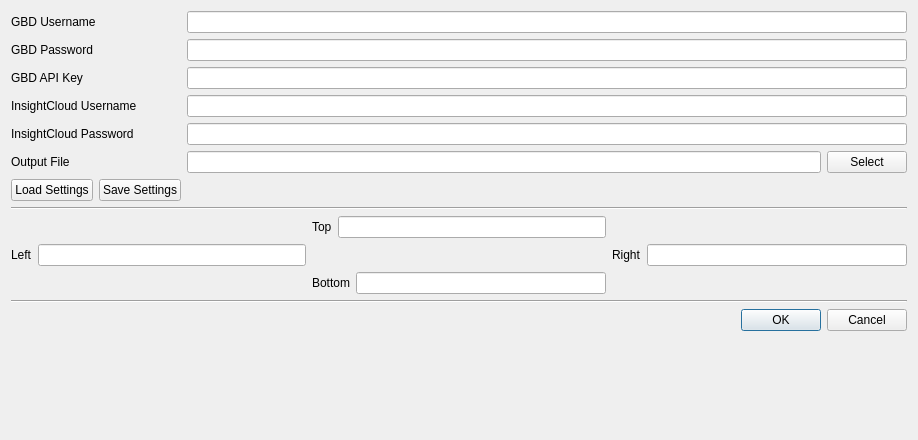
The window that InfoCube/Ui_InfoCube.ui (nagyistge/DGConnect) describes before a commit, drawn with Qt 5.
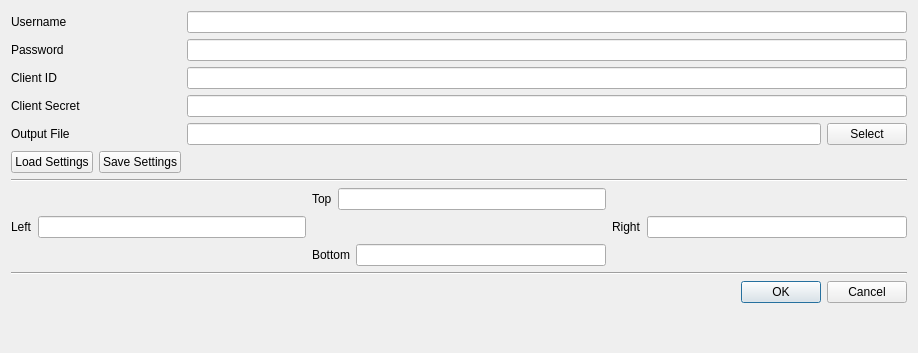
The same window after the commit.

The edit to the form file:
```diff
--- a/InfoCube/Ui_InfoCube.ui
+++ b/InfoCube/Ui_InfoCube.ui
@@ -7,7 +7,7 @@
     <x>0</x>
     <y>0</y>
     <width>918</width>
-    <height>440</height>
+    <height>353</height>
    </rect>
   </property>
   <property name="windowTitle">
@@ -20,7 +20,7 @@
    <item row="0" column="0">
     <widget class="QLabel" name="gbd_username_label">
      <property name="text">
-      <string>GBD Username</string>
+      <string>Username</string>
      </property>
      <property name="buddy">
       <cstring>gbd_username</cstring>
@@ -33,7 +33,7 @@
    <item row="1" column="0">
     <widget class="QLabel" name="gbd_password_label">
      <property name="text">
-      <string>GBD Password</string>
+      <string>Password</string>
      </property>
      <property name="buddy">
       <cstring>gbd_password</cstring>
@@ -50,7 +50,7 @@
    <item row="2" column="0">
     <widget class="QLabel" name="gbd_api_key_label">
      <property name="text">
-      <string>GBD API Key</string>
+      <string>Client ID</string>
      </property>
      <property name="buddy">
       <cstring>gbd_api_key</cstring>
@@ -67,7 +67,7 @@
    <item row="3" column="0">
     <widget class="QLabel" name="insightcloud_username_label">
      <property name="text">
-      <string>InsightCloud Username</string>
+      <string>Client Secret</string>
      </property>
      <property name="buddy">
       <cstring>insightcloud_username</cstring>
@@ -75,36 +75,13 @@
     </widget>
    </item>
    <item row="3" column="1">
-    <widget class="QLineEdit" name="insightcloud_username"/>
-   </item>
-   <item row="4" column="0">
-    <widget class="QLabel" name="insightcloud_password_label">
-     <property name="text">
-      <string>InsightCloud Password</string>
-     </property>
-     <property name="buddy">
-      <cstring>insightcloud_password</cstring>
-     </property>
-    </widget>
-   </item>
-   <item row="4" column="1">
-    <widget class="QLineEdit" name="insightcloud_password">
+    <widget class="QLineEdit" name="client_secret">
      <property name="echoMode">
       <enum>QLineEdit::Password</enum>
      </property>
     </widget>
    </item>
-   <item row="5" column="0">
-    <widget class="QLabel" name="select_file_label">
-     <property name="text">
-      <string>Output File</string>
-     </property>
-     <property name="buddy">
-      <cstring>select_file</cstring>
-     </property>
-    </widget>
-   </item>
-   <item row="5" column="1">
+   <item row="6" column="1">
     <layout class="QHBoxLayout" name="select_file_layout">
      <item>
       <widget class="QLineEdit" name="select_file"/>
@@ -118,7 +95,7 @@
      </item>
     </layout>
    </item>
-   <item row="6" column="0">
+   <item row="7" column="0">
     <layout class="QHBoxLayout" name="settings_layout">
      <property name="rightMargin">
       <number>0</number>
@@ -148,31 +125,14 @@
      </item>
     </layout>
    </item>
-   <item row="8" column="0" colspan="2">
+   <item row="9" column="0" colspan="2">
     <widget class="Line" name="line">
      <property name="orientation">
       <enum>Qt::Horizontal</enum>
      </property>
     </widget>
    </item>
-   <item row="14" column="0" colspan="2">
-    <widget class="Line" name="line_2">
-     <property name="orientation">
-      <enum>Qt::Horizontal</enum>
-     </property>
-    </widget>
-   </item>
-   <item row="15" column="1">
-    <widget class="QDialogButtonBox" name="yes_no_box">
-     <property name="orientation">
-      <enum>Qt::Horizontal</enum>
-     </property>
-     <property name="standardButtons">
-      <set>QDialogButtonBox::Cancel|QDialogButtonBox::Ok</set>
-     </property>
-    </widget>
-   </item>
-   <item row="12" column="0" colspan="2">
+   <item row="13" column="0" colspan="2">
     <layout class="QGridLayout" name="bbox_layout">
      <property name="bottomMargin">
       <number>0</number>
@@ -314,6 +274,33 @@
      </item>
     </layout>
    </item>
+   <item row="15" column="0" colspan="2">
+    <widget class="Line" name="line_2">
+     <property name="orientation">
+      <enum>Qt::Horizontal</enum>
+     </property>
+    </widget>
+   </item>
+   <item row="16" column="1">
+    <widget class="QDialogButtonBox" name="yes_no_box">
+     <property name="orientation">
+      <enum>Qt::Horizontal</enum>
+     </property>
+     <property name="standardButtons">
+      <set>QDialogButtonBox::Cancel|QDialogButtonBox::Ok</set>
+     </property>
+    </widget>
+   </item>
+   <item row="6" column="0">
+    <widget class="QLabel" name="select_file_label">
+     <property name="text">
+      <string>Output File</string>
+     </property>
+     <property name="buddy">
+      <cstring>select_file</cstring>
+     </property>
+    </widget>
+   </item>
   </layout>
  </widget>
  <resources/>
```
Left out of the diff: 26 changed lines with no effect on the pictures.
